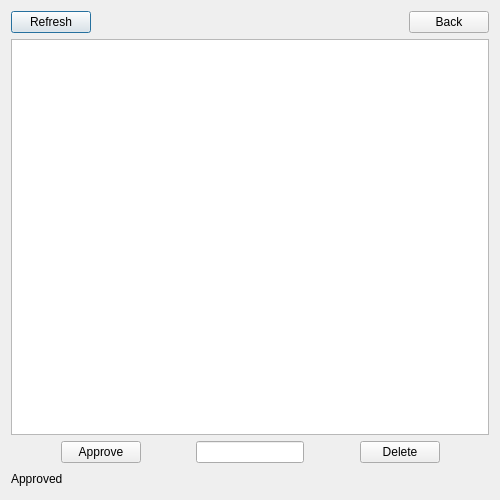
First picture: the form in notificationdialog.ui, repository hassan-kandil/DistImage, before the edit.
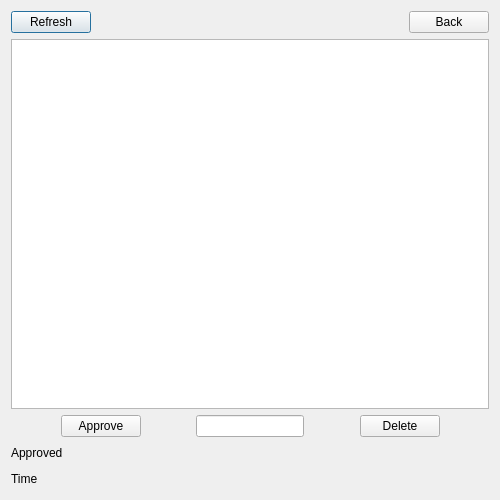
Second picture: the form after the edit.

Commit message: Time and layout

What changed in the file:
```diff
--- a/notificationdialog.ui
+++ b/notificationdialog.ui
@@ -149,6 +149,30 @@
      </item>
     </layout>
    </item>
+   <item>
+    <layout class="QHBoxLayout" name="horizontalLayout_7">
+     <item>
+      <widget class="QLabel" name="lbl_time">
+       <property name="text">
+        <string>Time</string>
+       </property>
+      </widget>
+     </item>
+     <item>
+      <spacer name="horizontalSpacer_8">
+       <property name="orientation">
+        <enum>Qt::Horizontal</enum>
+       </property>
+       <property name="sizeHint" stdset="0">
+        <size>
+         <width>40</width>
+         <height>20</height>
+        </size>
+       </property>
+      </spacer>
+     </item>
+    </layout>
+   </item>
   </layout>
  </widget>
  <tabstops>
```
The commit also changes 52 other files.
